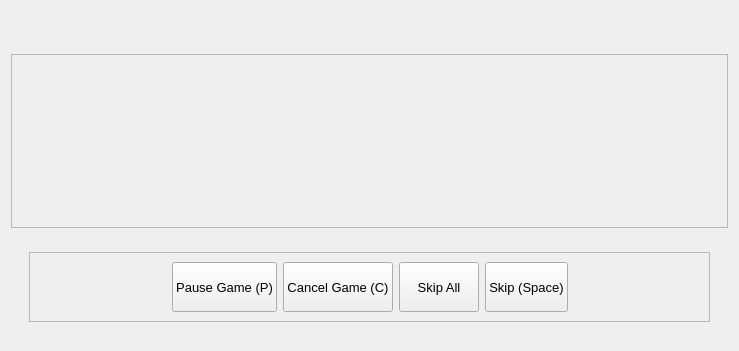
First picture: the form in ui/player.ui, repository tdauth/gustavsfairyland, before the edit.
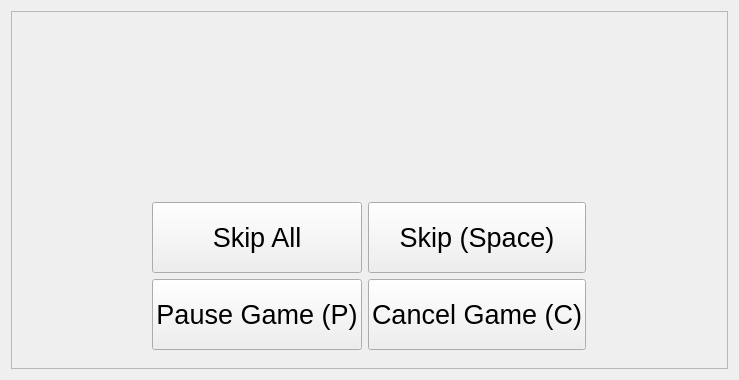
Second picture: the form after the edit. Icons and pictures are not drawn.

Commit message:
Added retry with different game mode button, fixed clicking floating clips, video sound volume support, fixed Windows crash
- Simplified player layout.
- Added retry with different game mode button.
- Fixed a crash on Windows which occured when deleting a floating clip.
The floating clip is hidden now instead.
- The wind sound has the volume of the music sound.
- Support for changing the volume of the video sound.
- Fixed clicking at the floating clip widget.
- Make the play button for custom fairytales the first button and bigger.

```diff
--- a/ui/player.ui
+++ b/ui/player.ui
@@ -7,7 +7,7 @@
     <x>0</x>
     <y>0</y>
     <width>739</width>
-    <height>351</height>
+    <height>380</height>
    </rect>
   </property>
   <property name="sizePolicy">
@@ -21,9 +21,20 @@
   </property>
   <layout class="QHBoxLayout" name="horizontalLayout_4">
    <item>
-    <layout class="QHBoxLayout" name="horizontalLayout">
-     <item>
-      <layout class="QVBoxLayout" name="verticalLayout_3">
+    <widget class="QScrollArea" name="scrollArea">
+     <property name="widgetResizable">
+      <bool>true</bool>
+     </property>
+     <widget class="QWidget" name="scrollAreaWidgetContents">
+      <property name="geometry">
+       <rect>
+        <x>0</x>
+        <y>0</y>
+        <width>719</width>
+        <height>360</height>
+       </rect>
+      </property>
+      <layout class="QVBoxLayout" name="verticalLayout_2">
        <item>
         <widget class="QLabel" name="descriptionLabel">
          <property name="font">
@@ -40,33 +51,9 @@
         </widget>
        </item>
        <item>
-        <widget class="QScrollArea" name="scrollArea_2">
-         <property name="widgetResizable">
-          <bool>true</bool>
-         </property>
-         <property name="alignment">
-          <set>Qt::AlignCenter</set>
-         </property>
-         <widget class="QWidget" name="scrollAreaWidgetContents_2">
-          <property name="geometry">
-           <rect>
-            <x>0</x>
-            <y>0</y>
-            <width>707</width>
-            <height>167</height>
-           </rect>
-          </property>
-          <layout class="QHBoxLayout" name="horizontalLayout_6">
-           <item>
             <layout class="QHBoxLayout" name="videoPlayerLayout"/>
            </item>
-          </layout>
-         </widget>
-        </widget>
-       </item>
-       <item>
-        <layout class="QHBoxLayout" name="buttonsHorizontalLayout">
-         <item>
+       <item alignment="Qt::AlignHCenter">
           <widget class="QWidget" name="buttonsWidget" native="true">
            <property name="minimumSize">
             <size>
@@ -74,45 +61,64 @@
              <height>0</height>
             </size>
            </property>
-           <layout class="QHBoxLayout" name="horizontalLayout_2">
-            <item>
-             <widget class="QWidget" name="widget" native="true">
-              <layout class="QHBoxLayout" name="horizontalLayout_3">
-               <item>
-                <widget class="QScrollArea" name="scrollArea">
+         <layout class="QGridLayout" name="gridLayout">
+          <item row="0" column="1">
+           <widget class="QPushButton" name="skipPushButton">
                  <property name="sizePolicy">
-                  <sizepolicy hsizetype="Expanding" vsizetype="Minimum">
+             <sizepolicy hsizetype="Minimum" vsizetype="Preferred">
                    <horstretch>0</horstretch>
                    <verstretch>0</verstretch>
                   </sizepolicy>
                  </property>
-                 <property name="widgetResizable">
-                  <bool>true</bool>
-                 </property>
-                 <widget class="QWidget" name="scrollAreaWidgetContents">
-                  <property name="geometry">
-                   <rect>
-                    <x>0</x>
-                    <y>0</y>
-                    <width>669</width>
-                    <height>69</height>
-                   </rect>
-                  </property>
-                  <layout class="QHBoxLayout" name="horizontalLayout_5">
-                   <item>
-                    <spacer name="horizontalSpacer">
-                     <property name="orientation">
-                      <enum>Qt::Horizontal</enum>
-                     </property>
-                     <property name="sizeHint" stdset="0">
+            <property name="font">
+             <font>
+              <pointsize>20</pointsize>
+             </font>
+            </property>
+            <property name="text">
+             <string>Skip (Space)</string>
+            </property>
+            <property name="icon">
+             <iconset resource="../oxygen-icons-png-master/oxygen_windows.qrc">
+              <normaloff>:/themes/oxygen/32x32/actions/media-skip-forward.png</normaloff>:/themes/oxygen/32x32/actions/media-skip-forward.png</iconset>
+            </property>
+            <property name="iconSize">
                       <size>
-                       <width>40</width>
-                       <height>20</height>
-                      </size>
-                     </property>
-                    </spacer>
-                   </item>
-                   <item>
+              <width>32</width>
+              <height>32</height>
+             </size>
+            </property>
+           </widget>
+          </item>
+          <item row="0" column="0">
+           <widget class="QPushButton" name="skipAllPushButton">
+            <property name="sizePolicy">
+             <sizepolicy hsizetype="Minimum" vsizetype="Preferred">
+              <horstretch>0</horstretch>
+              <verstretch>0</verstretch>
+             </sizepolicy>
+            </property>
+            <property name="font">
+             <font>
+              <pointsize>20</pointsize>
+             </font>
+            </property>
+            <property name="text">
+             <string>Skip All</string>
+            </property>
+            <property name="icon">
+             <iconset resource="../oxygen-icons-png-master/oxygen_windows.qrc">
+              <normaloff>:/themes/oxygen/32x32/actions/media-skip-forward.png</normaloff>:/themes/oxygen/32x32/actions/media-skip-forward.png</iconset>
+            </property>
+            <property name="iconSize">
+             <size>
+              <width>32</width>
+              <height>32</height>
+             </size>
+            </property>
+           </widget>
+          </item>
+          <item row="1" column="0">
                     <widget class="QPushButton" name="pausePushButton">
                      <property name="sizePolicy">
                       <sizepolicy hsizetype="Minimum" vsizetype="Preferred">
@@ -122,7 +128,7 @@
                      </property>
                      <property name="font">
                       <font>
-                       <pointsize>10</pointsize>
+              <pointsize>20</pointsize>
                       </font>
                      </property>
                      <property name="text">
@@ -140,7 +146,7 @@
                      </property>
                     </widget>
                    </item>
-                   <item>
+          <item row="1" column="1">
                     <widget class="QPushButton" name="cancelPushButton">
                      <property name="sizePolicy">
                       <sizepolicy hsizetype="Minimum" vsizetype="Preferred">
@@ -150,7 +156,7 @@
                      </property>
                      <property name="font">
                       <font>
-                       <pointsize>10</pointsize>
+              <pointsize>20</pointsize>
                       </font>
                      </property>
                      <property name="text">
@@ -168,97 +174,12 @@
                      </property>
                     </widget>
                    </item>
-                   <item>
-                    <widget class="QPushButton" name="skipAllPushButton">
-                     <property name="sizePolicy">
-                      <sizepolicy hsizetype="Minimum" vsizetype="Preferred">
-                       <horstretch>0</horstretch>
-                       <verstretch>0</verstretch>
-                      </sizepolicy>
-                     </property>
-                     <property name="font">
-                      <font>
-                       <pointsize>10</pointsize>
-                      </font>
-                     </property>
-                     <property name="text">
-                      <string>Skip All</string>
-                     </property>
-                     <property name="icon">
-                      <iconset resource="../oxygen-icons-png-master/oxygen_windows.qrc">
-                       <normaloff>:/themes/oxygen/32x32/actions/media-skip-forward.png</normaloff>:/themes/oxygen/32x32/actions/media-skip-forward.png</iconset>
-                     </property>
-                     <property name="iconSize">
-                      <size>
-                       <width>32</width>
-                       <height>32</height>
-                      </size>
-                     </property>
-                    </widget>
-                   </item>
-                   <item>
-                    <widget class="QPushButton" name="skipPushButton">
-                     <property name="sizePolicy">
-                      <sizepolicy hsizetype="Minimum" vsizetype="Preferred">
-                       <horstretch>0</horstretch>
-                       <verstretch>0</verstretch>
-                      </sizepolicy>
-                     </property>
-                     <property name="font">
-                      <font>
-                       <pointsize>10</pointsize>
-                      </font>
-                     </property>
-                     <property name="text">
-                      <string>Skip (Space)</string>
-                     </property>
-                     <property name="icon">
-                      <iconset resource="../oxygen-icons-png-master/oxygen_windows.qrc">
-                       <normaloff>:/themes/oxygen/32x32/actions/media-skip-forward.png</normaloff>:/themes/oxygen/32x32/actions/media-skip-forward.png</iconset>
-                     </property>
-                     <property name="iconSize">
-                      <size>
-                       <width>32</width>
-                       <height>32</height>
-                      </size>
-                     </property>
-                    </widget>
-                   </item>
-                   <item>
-                    <spacer name="horizontalSpacer_2">
-                     <property name="orientation">
-                      <enum>Qt::Horizontal</enum>
-                     </property>
-                     <property name="sizeHint" stdset="0">
-                      <size>
-                       <width>40</width>
-                       <height>20</height>
-                      </size>
-                     </property>
-                    </spacer>
-                   </item>
-                  </layout>
-                 </widget>
-                </widget>
+         </layout>
+        </widget>
                </item>
               </layout>
              </widget>
-            </item>
-           </layout>
-          </widget>
-         </item>
-        </layout>
-       </item>
-      </layout>
-     </item>
-     <item>
-      <layout class="QVBoxLayout" name="verticalLayout">
-       <property name="sizeConstraint">
-        <enum>QLayout::SetFixedSize</enum>
-       </property>
-      </layout>
-     </item>
-    </layout>
+    </widget>
    </item>
   </layout>
  </widget>
```
Lines whose indentation alone changed are shown as unchanged. The commit also changes 16 other files.
